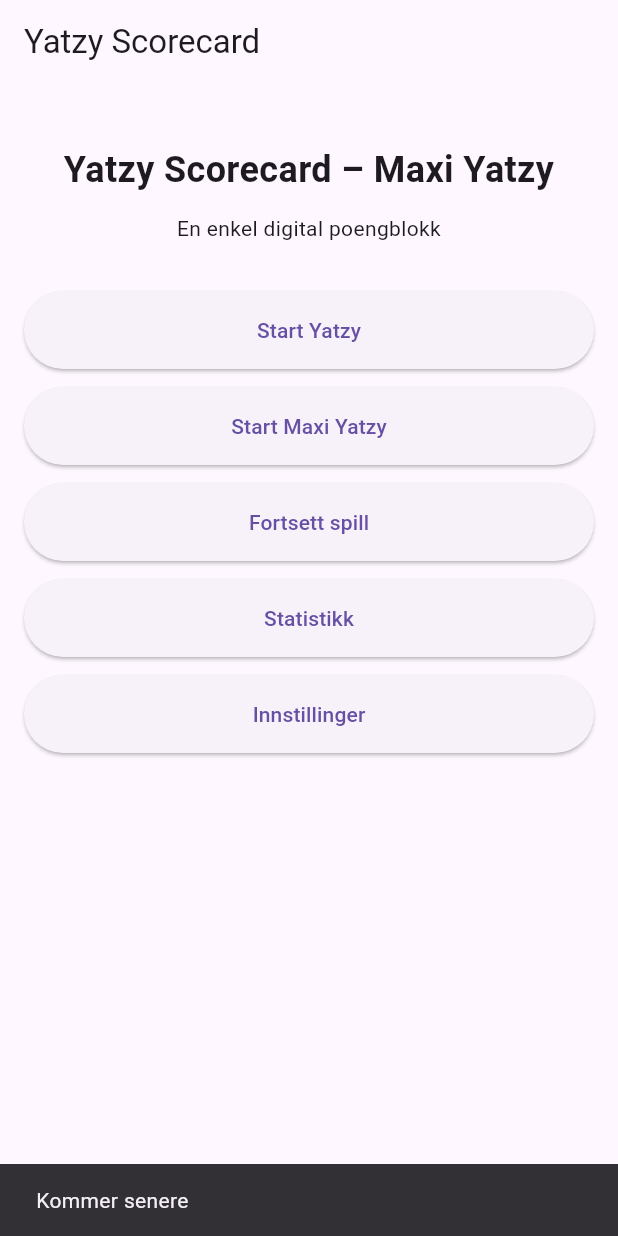
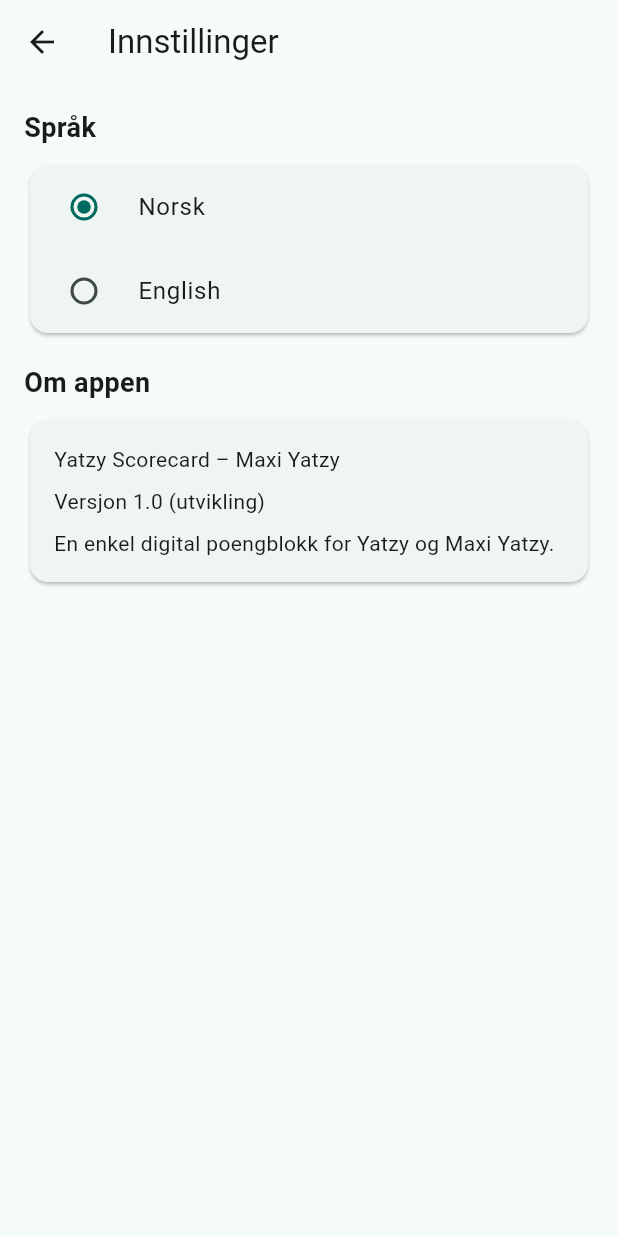
Before and after one commit to jonasdv92/yatzy_scorecard, a Flutter app: the screen it shows after launch, after a tap on "Innstillinger", on a phone screen of 412 x 824 dp. Run offline on Flutter 3.47's test engine with Material 3 defaults, Android fonts, the phone set to English and light mode, and no system bars; our stand-ins replace hive, hive_flutter; accounts and stored records are empty.

Commit message:
Added settings, statistics and improved game UI

```diff
--- a/lib/main.dart
+++ b/lib/main.dart
@@ -8,6 +8,7 @@
 import 'models/score_category.dart';
 import 'providers/game_provider.dart';
 import 'providers/settings_provider.dart';
+import 'providers/statistics_provider.dart';
 import 'screens/home_screen.dart';
 import 'services/storage_service.dart';
 
@@ -35,9 +36,16 @@
       providers: [
         ChangeNotifierProvider(create: (_) => GameProvider()),
         ChangeNotifierProvider(create: (_) => SettingsProvider()),
+        ChangeNotifierProvider(create: (_) => StatisticsProvider()),
       ],
       child: MaterialApp(
         title: 'Yatzy Scorecard',
+        theme: ThemeData(
+          colorScheme: ColorScheme.fromSeed(
+            seedColor: Colors.teal,
+          ),
+          useMaterial3: true,
+        ),
         home: const HomeScreen(),
       ),
     );
--- /dev/null
+++ b/lib/models/statistics_model.dart
@@ -0,0 +1,29 @@
+class PlayerStatistics {
+  final String playerName;
+  final int wins;
+  final int bestScore;
+  final double averageScore;
+  final int gamesPlayed;
+
+  const PlayerStatistics({
+    required this.playerName,
+    required this.wins,
+    required this.bestScore,
+    required this.averageScore,
+    required this.gamesPlayed,
+  });
+}
+
+class StatisticsModel {
+  final int totalGames;
+  final int bestScoreOverall;
+  final double averageScoreOverall;
+  final List<PlayerStatistics> players;
+
+  const StatisticsModel({
+    required this.totalGames,
+    required this.bestScoreOverall,
+    required this.averageScoreOverall,
+    required this.players,
+  });
+}
--- /dev/null
+++ b/lib/providers/statistics_provider.dart
@@ -0,0 +1,31 @@
+import 'package:flutter/foundation.dart';
+
+import '../models/statistics_model.dart';
+import '../services/game_repository.dart';
+import '../services/statistics_service.dart';
+
+class StatisticsProvider extends ChangeNotifier {
+  final GameRepository _gameRepository = GameRepository();
+  final StatisticsService _statisticsService = StatisticsService();
+
+  StatisticsModel? _statistics;
+  bool _isLoading = false;
+
+  StatisticsModel? get statistics => _statistics;
+  bool get isLoading => _isLoading;
+
+  Future<void> loadStatistics() async {
+    _isLoading = true;
+    notifyListeners();
+
+    try {
+      final games = _gameRepository.getAllGames();
+      _statistics = _statisticsService.calculate(games);
+    } catch (e) {
+      debugPrint('loadStatistics error: $e');
+    } finally {
+      _isLoading = false;
+      notifyListeners();
+    }
+  }
+}
--- a/lib/screens/home_screen.dart
+++ b/lib/screens/home_screen.dart
@@ -1,8 +1,11 @@
 import 'package:flutter/material.dart';
-import '../screens/continue_game_screen.dart';
+
 import '../models/game_type.dart';
 import '../widgets/primary_button.dart';
+import 'continue_game_screen.dart';
 import 'new_game_screen.dart';
+import 'settings_screen.dart';
+import 'statistics_screen.dart';
 
 class HomeScreen extends StatelessWidget {
   const HomeScreen({super.key});
@@ -12,6 +15,33 @@
       context,
       MaterialPageRoute(
         builder: (_) => NewGameScreen(gameType: type),
+      ),
+    );
+  }
+
+  void _openContinueGames(BuildContext context) {
+    Navigator.push(
+      context,
+      MaterialPageRoute(
+        builder: (_) => const ContinueGameScreen(),
+      ),
+    );
+  }
+
+  void _openStatistics(BuildContext context) {
+    Navigator.push(
+      context,
+      MaterialPageRoute(
+        builder: (_) => const StatisticsScreen(),
+      ),
+    );
+  }
+
+  void _openSettings(BuildContext context) {
+    Navigator.push(
+      context,
+      MaterialPageRoute(
+        builder: (_) => const SettingsScreen(),
       ),
     );
   }
@@ -53,35 +83,17 @@
             const SizedBox(height: 12),
             PrimaryButton(
               text: 'Fortsett spill',
-              onPressed: () {
-                ScaffoldMessenger.of(context).showSnackBar(
-                  const SnackBar(
-                    content: Text('Kommer i neste pakke'),
-                  ),
-                );
-              },
+              onPressed: () => _openContinueGames(context),
             ),
             const SizedBox(height: 12),
             PrimaryButton(
               text: 'Statistikk',
-              onPressed: () {
-                ScaffoldMessenger.of(context).showSnackBar(
-                  const SnackBar(
-                    content: Text('Kommer senere'),
-                  ),
-                );
-              },
+              onPressed: () => _openStatistics(context),
             ),
             const SizedBox(height: 12),
             PrimaryButton(
               text: 'Innstillinger',
-              onPressed: () {
-                ScaffoldMessenger.of(context).showSnackBar(
-                  const SnackBar(
-                    content: Text('Kommer senere'),
-                  ),
-                );
-              },
+              onPressed: () => _openSettings(context),
             ),
           ],
         ),
--- /dev/null
+++ b/lib/screens/settings_screen.dart
@@ -0,0 +1,84 @@
+import 'package:flutter/material.dart';
+import 'package:provider/provider.dart';
+
+import '../providers/settings_provider.dart';
+
+class SettingsScreen extends StatelessWidget {
+  const SettingsScreen({super.key});
+
+  @override
+  Widget build(BuildContext context) {
+    final settings = context.watch<SettingsProvider>();
+
+    return Scaffold(
+      appBar: AppBar(
+        title: const Text('Innstillinger'),
+      ),
+      body: Padding(
+        padding: const EdgeInsets.all(16),
+        child: ListView(
+          children: [
+            const Text(
+              'Språk',
+              style: TextStyle(
+                fontSize: 18,
+                fontWeight: FontWeight.bold,
+              ),
+            ),
+            const SizedBox(height: 8),
+            Card(
+              child: Column(
+                children: [
+                  RadioListTile<String>(
+                    title: const Text('Norsk'),
+                    value: 'no',
+                    groupValue: settings.languageCode,
+                    onChanged: (value) {
+                      if (value != null) {
+                        settings.setLanguage(value);
+                      }
+                    },
+                  ),
+                  RadioListTile<String>(
+                    title: const Text('English'),
+                    value: 'en',
+                    groupValue: settings.languageCode,
+                    onChanged: (value) {
+                      if (value != null) {
+                        settings.setLanguage(value);
+                      }
+                    },
+                  ),
+                ],
+              ),
+            ),
+            const SizedBox(height: 16),
+            const Text(
+              'Om appen',
+              style: TextStyle(
+                fontSize: 18,
+                fontWeight: FontWeight.bold,
+              ),
+            ),
+            const SizedBox(height: 8),
+            const Card(
+              child: Padding(
+                padding: EdgeInsets.all(16),
+                child: Column(
+                  crossAxisAlignment: CrossAxisAlignment.start,
+                  children: [
+                    Text('Yatzy Scorecard – Maxi Yatzy'),
+                    SizedBox(height: 8),
+                    Text('Versjon 1.0 (utvikling)'),
+                    SizedBox(height: 8),
+                    Text('En enkel digital poengblokk for Yatzy og Maxi Yatzy.'),
+                  ],
+                ),
+              ),
+            ),
+          ],
+        ),
+      ),
+    );
+  }
+}
--- a/lib/services/storage_service.dart
+++ b/lib/services/storage_service.dart
@@ -1,9 +1,11 @@
 import 'package:hive_flutter/hive_flutter.dart';
+
+import '../models/game.dart';
 
 class StorageService {
   static const String gamesBoxName = 'games';
 
   static Future<void> init() async {
-    await Hive.openBox(gamesBoxName);
+    await Hive.openBox<Game>(gamesBoxName);
   }
 }
```
Also changed, not shown: lib/config/score_labels.dart (added, +50 -0 lines), lib/providers/game_provider.dart (+32 -3 lines), lib/screens/game_screen.dart (+61 -74 lines), lib/screens/statistics_screen.dart (added, +141 -0 lines), lib/services/statistics_service.dart (added, +85 -0 lines).
